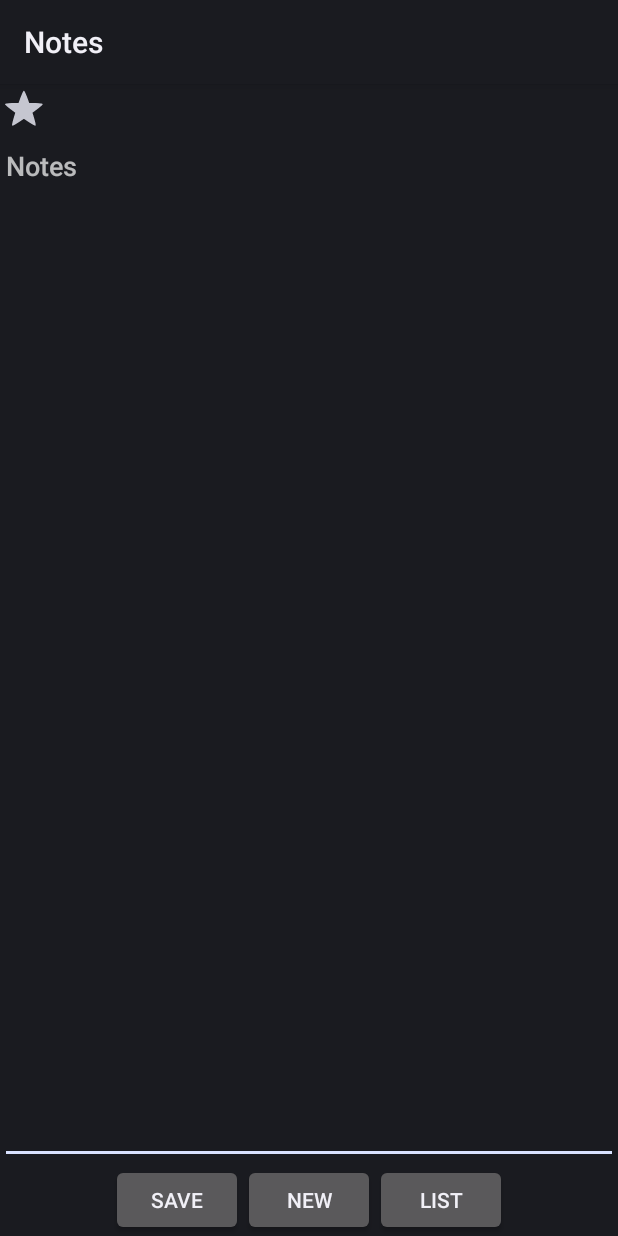
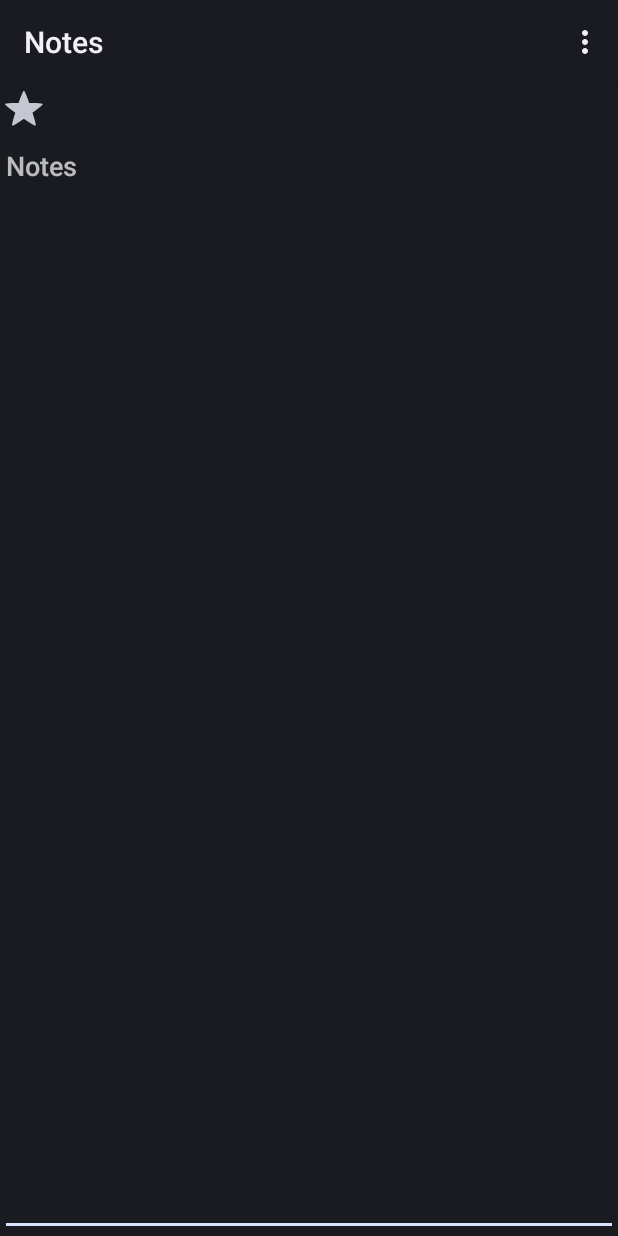
Before and after one commit to farooqahmedrana/notes, an Android app: the screen it shows after launch (NotesActivity), on a phone screen of 412 x 824 dp. Run offline under Robolectric (Android 15) with nearby library versions, the phone set to English and light mode, and no system bars.

Commit message:
Menu and actionbar for navigation

```diff
--- a/src/main/AndroidManifest.xml
+++ b/src/main/AndroidManifest.xml
@@ -3,7 +3,9 @@
       package="com.example.smd"
       android:versionCode="1"
       android:versionName="1.0">
+    <uses-sdk android:minSdkVersion="1" android:targetSdkVersion="19"/>
     <application android:label="@string/app_name" android:icon="@drawable/ic_launcher">
+
         <activity android:name="NotesActivity"
                   android:label="@string/app_name">
             <intent-filter>
--- /dev/null
+++ b/src/main/java/com/example/smd/BaseActivity.java
@@ -0,0 +1,38 @@
+package com.example.smd;
+
+import android.app.Activity;
+import android.view.Menu;
+import android.view.MenuInflater;
+import android.view.MenuItem;
+
+public abstract class BaseActivity extends Activity {
+
+	@Override
+    public boolean onCreateOptionsMenu(Menu menu) {
+       	MenuInflater inflater = getMenuInflater();
+       	inflater.inflate(R.menu.main_menu, menu);
+       	return true;
+    }
+
+	@Override
+	public boolean onOptionsItemSelected(MenuItem item) {
+		switch(item.getItemId()){
+			case R.id.new_menu:
+				newMenu();
+				return true;
+			case R.id.list_menu:
+				listMenu();
+				return true;
+			case android.R.id.home:
+				onBackPressed();
+				return true;
+			default:
+				return super.onOptionsItemSelected(item);
+		}
+	}
+
+	protected abstract void newMenu();
+	protected abstract void listMenu();
+
+
+}
--- a/src/main/java/com/example/smd/NotesActivity.java
+++ b/src/main/java/com/example/smd/NotesActivity.java
@@ -6,8 +6,12 @@ import java.io.*;
 import android.app.Activity;
 import android.content.Intent;
 import android.os.Bundle;
+import android.text.Editable;
 import android.text.Layout;
+import android.text.TextWatcher;
 import android.view.Gravity;
+import android.view.Menu;
+import android.view.MenuInflater;
 import android.view.View;
 import android.view.View.OnClickListener;
 import android.view.ViewGroup;
@@ -18,12 +22,13 @@ import android.widget.LinearLayout.LayoutParams;
 import android.widget.Toast;
 import android.widget.CheckBox;
 
-public class NotesActivity extends Activity
+public class NotesActivity extends BaseActivity
 {
 	ArrayList<Note> notes;
 	Note currentNote;
 
 	EditText textArea;
+	TextWatcher watcher;
 	CheckBox importanceCheck;
 
 	final int REQUEST_CODE = 1;
@@ -33,11 +38,14 @@ public class NotesActivity extends Activity
     public void onCreate(Bundle savedInstanceState)
     {
         super.onCreate(savedInstanceState);
+        notes = new ArrayList<Note>();
         setContentView(R.layout.main);
+        importanceCheck = (CheckBox) findViewById(R.id.importance_check);
         textArea = (EditText) findViewById(R.id.text_area);
-        importanceCheck = (CheckBox) findViewById(R.id.importance_check);
-        notes = new ArrayList<Note>();
+        textArea.addTextChangedListener(getWatcher());
     }
+
+
 
     public void onSaveInstanceState(Bundle savedInstanceState){
         super.onSaveInstanceState(savedInstanceState);
@@ -59,20 +67,12 @@ public class NotesActivity extends Activity
 
     }
 
-    public void buttonClick(View v){
-
-        if(v.getId() == R.id.button_save){
-           saveNote();
-        }
-
-        if(v.getId() == R.id.button_new){
+    protected void newMenu(){
     	newNote();
     }
 
-        if(v.getId() == R.id.button_list){
+    protected void listMenu(){
     	listNotes();
-        }
-
     }
 
     public void checkboxClick(View v){
@@ -94,13 +94,12 @@ public class NotesActivity extends Activity
 
 	   currentNote.setImportance(importanceCheck.isChecked());
 	   currentNote.setContent(content);
-
-        showMessage("Note saved successfully");
     }
 
     private void newNote(){
-    	   saveNote();
+    	textArea.removeTextChangedListener(getWatcher());
     	textArea.setText("");
+    	textArea.addTextChangedListener(getWatcher());
     	importanceCheck.setChecked(false);
     	currentNote = null;
     }
@@ -136,4 +135,23 @@ public class NotesActivity extends Activity
     	textArea.setText(currentNote.getContent());
     	importanceCheck.setChecked(currentNote.isImportant());
     }
+
+    private TextWatcher getWatcher(){
+    	if(watcher == null){
+	    	watcher = new TextWatcher(){
+
+	        	public void afterTextChanged(Editable arg0) {
+	        		saveNote();
 				}
+
+				public void beforeTextChanged(CharSequence arg0, int arg1,int arg2, int arg3) { }
+
+				@Override
+				public void onTextChanged(CharSequence s, int start, int before,int count) { }
+
+	        };
+    	}
+
+    	return watcher;
+    }
+}
--- a/src/main/res/layout/main.xml
+++ b/src/main/res/layout/main.xml
@@ -19,32 +19,4 @@
     android:hint="Notes"
     android:gravity="top"
     />
-<LinearLayout
-    android:orientation="horizontal"
-    android:layout_width="match_parent"
-    android:layout_height="wrap_content"
-    android:gravity="center"
-    >
-<Button
-    android:id="@+id/button_save"
-    android:layout_width="wrap_content"
-    android:layout_height="wrap_content"
-    android:text="Save"
-    android:onClick="buttonClick"
-    />
-<Button
-    android:id="@+id/button_new"
-    android:layout_width="wrap_content"
-    android:layout_height="wrap_content"
-    android:text="New"
-    android:onClick="buttonClick"
-    />
-<Button
-    android:id="@+id/button_list"
-    android:layout_width="wrap_content"
-    android:layout_height="wrap_content"
-    android:text="List"
-    android:onClick="buttonClick"
-    />
 </LinearLayout>
-</LinearLayout>
--- /dev/null
+++ b/src/main/res/menu/main_menu.xml
@@ -0,0 +1,9 @@
+<?xml version="1.0" encoding="utf-8"?>
+<menu xmlns:android="http://schemas.android.com/apk/res/android" >
+<item android:id="@+id/new_menu"
+      android:title="@string/newstring"
+    />
+<item android:id="@+id/list_menu"
+      android:title="@string/list"
+    />
+</menu>
```
Also changed, not shown: src/main/java/com/example/smd/ListActivity.java (+10 -1 lines). Lines whose indentation alone changed are shown as unchanged.
